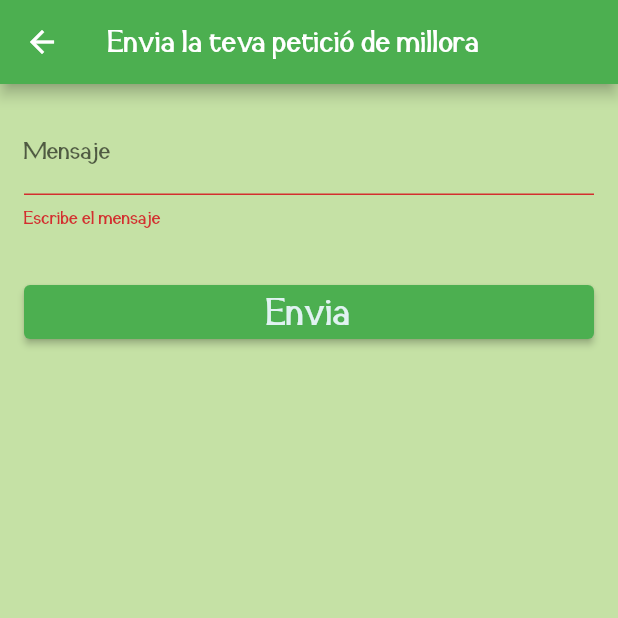
After one commit to Jamke-tech/REPOBLEMAPP_flutter, a Flutter app: the Ajuda screen opened by its route, after a tap on "Envia", on a phone screen of 412 x 824 dp, the top half of it. The commit adds this screen. Run offline on Flutter 3.47's test engine with Material 2 defaults, Android fonts, the phone set to English and light mode, and no system bars; our stand-ins replace curved_navigation_bar, flash, flutter_map, latlong, shared_preferences, socket_io_client; missing offline and left inert: flutter_socket_io; accounts and stored records are empty; network calls fail.

Commit message:
Maria_minim

```diff
--- /dev/null
+++ b/repoblemapp/lib/models/Ajuda.dart
@@ -0,0 +1,11 @@
+import 'User.dart';
+
+class Ajuda {
+  //Variables del Usuari
+  User owner;
+  String admin;
+  String message;
+
+  Ajuda({this.owner, this.admin, this.message});
+  //Hello
+}
--- /dev/null
+++ b/repoblemapp/lib/pages/ajuda.dart
@@ -0,0 +1,101 @@
+import 'package:flash/flash.dart';
+import 'package:flutter/cupertino.dart';
+import 'package:flutter/material.dart';
+import 'package:flutter_map/flutter_map.dart';
+import 'package:repoblemapp/http_services/endpoints.dart';
+import 'package:repoblemapp/models/User.dart';
+import 'package:repoblemapp/services/user_service.dart';
+import 'package:shared_preferences/shared_preferences.dart';
+import 'package:repoblemapp/widgets/error_toast.dart';
+import 'package:repoblemapp/models/Ajuda.dart';
+import 'package:repoblemapp/services/ajuda_service.dart';
+
+class Ajuda extends StatefulWidget {
+  const Ajuda({Key key}) : super(key: key);
+  @override
+  _AjudaState createState() => _AjudaState();
+}
+
+class _AjudaState extends State<Ajuda> {
+  Map<String, dynamic> userDetails;
+  final claveFormulario = GlobalKey<FormState>();
+  final TextEditingController mensajeAyuda = TextEditingController();
+
+  @override
+  void initState() {
+    super.initState();
+    //Recuperamos la info de la BBDD sobre el usario
+    getInfoUser();
+  }
+
+  void getInfoUser() async {
+    UsersManager manager = UsersManager.getInstance();
+    Map infoget = await manager.getUser();
+    setState(() {
+      userDetails = infoget;
+    });
+    print(userDetails);
+  }
+
+  Endpoints endpoints = Endpoints.getInstance();
+
+  @override
+  Widget build(BuildContext context) {
+    return Scaffold(
+        appBar: AppBar(
+          title: Text("Envia la teva petició de millora"),
+        ),
+        body: Form(
+          key: claveFormulario,
+          child: ListView(shrinkWrap: true, children: <Widget>[
+            Padding(
+              padding: EdgeInsets.all(16.0),
+              child: TextFormField(
+                keyboardType: TextInputType.number,
+                validator: (value) {
+                  if (value.isEmpty) {
+                    return 'Escribe el mensaje';
+                  }
+                  return null;
+                },
+                controller: mensajeAyuda,
+                decoration: InputDecoration(
+                  hintText: 'Escribe tu petición',
+                  labelText: "Mensaje",
+                ),
+              ),
+            ),
+            Padding(
+              padding: EdgeInsets.all(16.0),
+              child: Builder(
+                builder: (context) => ElevatedButton(
+                  child: Text(
+                    'Envia',
+                    style: TextStyle(
+                      fontSize: 25,
+                      color: Colors.teal[50],
+                    ),
+                  ),
+                  onPressed: () async {
+                    if (!claveFormulario.currentState.validate()) {
+                      return;
+                    }
+                    /*if(claveFormulario.currentState.validate()){
+                      AjudaManager manager = AjudaManager.getInstance();
+                              //Creem el nou usuari
+                              Ajuda ajuda = new Ajuda(
+                                message: mensajeAyuda,
+
+                              );
+                              print (ajuda.message);
+
+                              int code = await manager.createAjuda(ajuda);
+                    }*/
+                  },
+                ),
+              ),
+            )
+          ]),
+        ));
+  }
+}
```
Also changed, not shown: repoblemapp/lib/main.dart (+5 -3 lines), repoblemapp/lib/pages/inicio.dart (+49 -10 lines), repoblemapp/lib/pages/profile.dart (+44 -0 lines), repoblemapp/lib/services/ajuda_service.dart (added, +66 -0 lines), repoblemapp/pubspec.lock.
